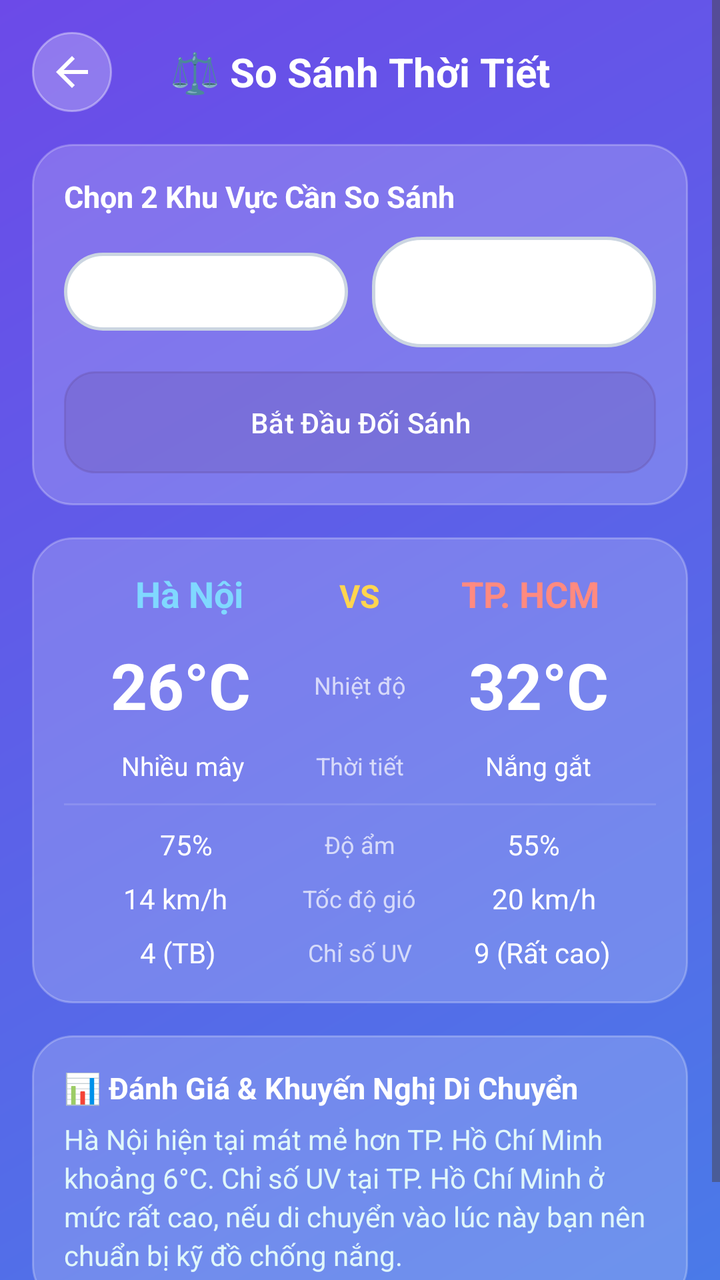
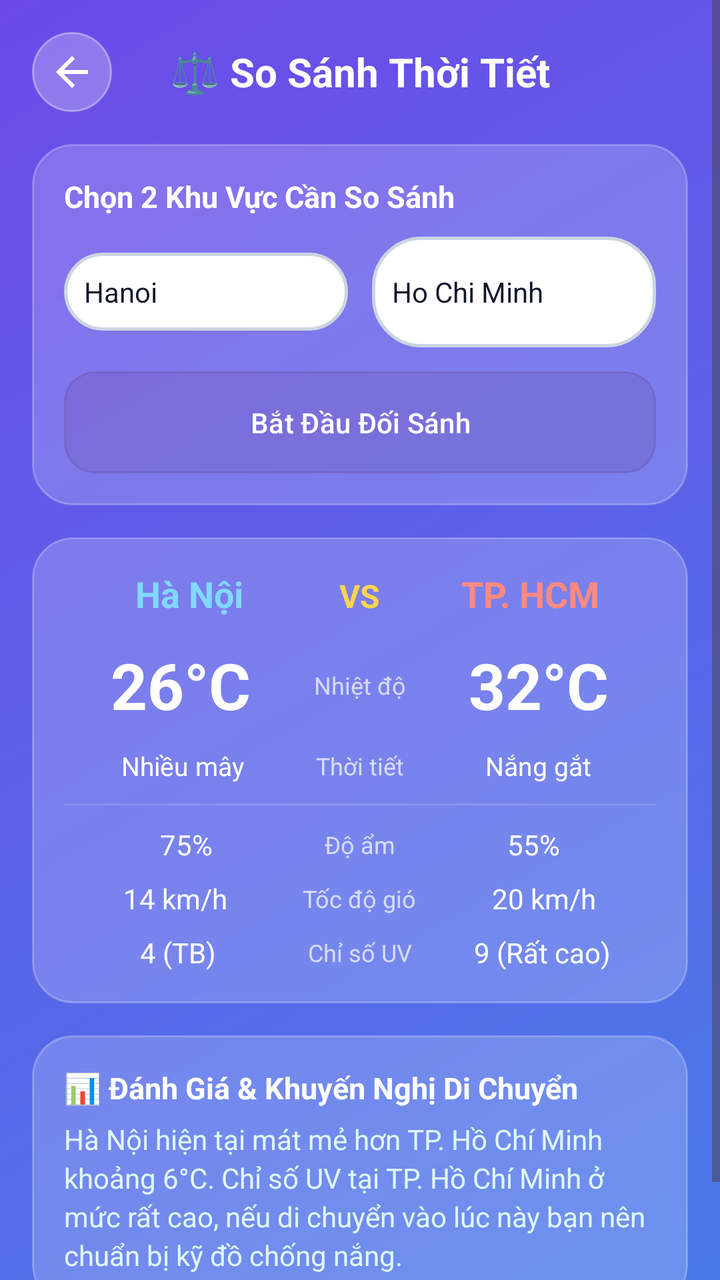

Screens rendered from an Android XML layout before and after an edit, with the pre-edit source and the edit as a unified diff.
<!-- AndroidManifest.xml: application theme Theme.DuBaoThoiTiet -->
<!-- res/layout/activity_weather_compare.xml -->
<?xml version="1.0" encoding="utf-8"?>
<ScrollView xmlns:android="http://schemas.android.com/apk/res/android"
    xmlns:app="http://schemas.android.com/apk/res-auto"
    android:layout_width="match_parent"
    android:layout_height="match_parent"
    android:background="@drawable/gradient_background"
    android:fillViewport="true"
    android:fitsSystemWindows="true">

    <LinearLayout
        android:layout_width="match_parent"
        android:layout_height="wrap_content"
        android:orientation="vertical"
        android:padding="16dp">

        
        <LinearLayout
            android:layout_width="match_parent"
            android:layout_height="wrap_content"
            android:orientation="horizontal"
            android:gravity="center_vertical"
            android:layout_marginBottom="16dp">

            <ImageButton
                android:id="@+id/btnBackCompare"
                android:layout_width="40dp"
                android:layout_height="40dp"
                android:src="@drawable/ic_back"
                android:background="@drawable/button_circle"
                android:contentDescription="Quay lại"
                app:tint="@android:color/white" />

            <TextView
                android:layout_width="0dp"
                android:layout_height="wrap_content"
                android:layout_weight="1"
                android:text="⚖️ So Sánh Thời Tiết"
                android:textColor="@android:color/white"
                android:textSize="20sp"
                android:textStyle="bold"
                android:gravity="center"
                android:layout_marginEnd="40dp"/>
        </LinearLayout>

        
        <LinearLayout
            android:layout_width="match_parent"
            android:layout_height="wrap_content"
            android:orientation="vertical"
            android:background="@drawable/card_background"
            android:padding="16dp"
            android:layout_marginBottom="16dp">

            <TextView
                android:layout_width="wrap_content"
                android:layout_height="wrap_content"
                android:text="Chọn 2 Khu Vực Cần So Sánh"
                android:textColor="@android:color/white"
                android:textSize="15sp"
                android:textStyle="bold"
                android:layout_marginBottom="10dp"/>

            <LinearLayout
                android:layout_width="match_parent"
                android:layout_height="wrap_content"
                android:orientation="horizontal">

                <EditText
                    android:id="@+id/etCity1"
                    android:layout_width="0dp"
                    android:layout_height="wrap_content"
                    android:layout_weight="1"
                    android:hint="Khu vực 1 (Hà Nội)"
                    android:textColorHint="#80FFFFFF"
                    android:textColor="@android:color/white"
                    android:background="@drawable/search_background"
                    android:padding="10dp"
                    android:textSize="14sp"
                    android:text="Hanoi"
                    android:layout_marginEnd="6dp"/>

                <EditText
                    android:id="@+id/etCity2"
                    android:layout_width="0dp"
                    android:layout_height="wrap_content"
                    android:layout_weight="1"
                    android:hint="Khu vực 2 (TP.HCM)"
                    android:textColorHint="#80FFFFFF"
                    android:textColor="@android:color/white"
                    android:background="@drawable/search_background"
                    android:padding="10dp"
                    android:textSize="14sp"
                    android:text="Ho Chi Minh"
                    android:layout_marginStart="6dp"/>
            </LinearLayout>

            <Button
                android:id="@+id/btnStartCompare"
                android:layout_width="match_parent"
                android:layout_height="wrap_content"
                android:text="Bắt Đầu Đối Sánh"
                android:textColor="@android:color/white"
                android:background="@drawable/button_normal"
                android:padding="12dp"
                android:layout_marginTop="12dp"/>
        </LinearLayout>

        
        <LinearLayout
            android:layout_width="match_parent"
            android:layout_height="wrap_content"
            android:orientation="vertical"
            android:background="@drawable/card_background"
            android:padding="16dp"
            android:layout_marginBottom="16dp">

            
            <LinearLayout
                android:layout_width="match_parent"
                android:layout_height="wrap_content"
                android:orientation="horizontal">

                <TextView
                    android:id="@+id/tvCompareCity1Name"
                    android:layout_width="0dp"
                    android:layout_height="wrap_content"
                    android:layout_weight="1"
                    android:text="Hà Nội"
                    android:textColor="#80D8FF"
                    android:textSize="18sp"
                    android:textStyle="bold"
                    android:gravity="center"/>

                <TextView
                    android:layout_width="wrap_content"
                    android:layout_height="wrap_content"
                    android:text="VS"
                    android:textColor="#FFD54F"
                    android:textSize="16sp"
                    android:textStyle="bold"
                    android:paddingHorizontal="12dp"/>

                <TextView
                    android:id="@+id/tvCompareCity2Name"
                    android:layout_width="0dp"
                    android:layout_height="wrap_content"
                    android:layout_weight="1"
                    android:text="TP. HCM"
                    android:textColor="#FF8A80"
                    android:textSize="18sp"
                    android:textStyle="bold"
                    android:gravity="center"/>
            </LinearLayout>

            
            <LinearLayout
                android:layout_width="match_parent"
                android:layout_height="wrap_content"
                android:orientation="horizontal"
                android:layout_marginTop="12dp"
                android:gravity="center_vertical">

                <TextView
                    android:id="@+id/tvCompareCity1Temp"
                    android:layout_width="0dp"
                    android:layout_height="wrap_content"
                    android:layout_weight="1"
                    android:text="26°C"
                    android:textColor="@android:color/white"
                    android:textSize="32sp"
                    android:textStyle="bold"
                    android:gravity="center"/>

                <TextView
                    android:layout_width="wrap_content"
                    android:layout_height="wrap_content"
                    android:text="Nhiệt độ"
                    android:textColor="#B3FFFFFF"
                    android:textSize="12sp"
                    android:paddingHorizontal="8dp"/>

                <TextView
                    android:id="@+id/tvCompareCity2Temp"
                    android:layout_width="0dp"
                    android:layout_height="wrap_content"
                    android:layout_weight="1"
                    android:text="32°C"
                    android:textColor="@android:color/white"
                    android:textSize="32sp"
                    android:textStyle="bold"
                    android:gravity="center"/>
            </LinearLayout>

            
            <LinearLayout
                android:layout_width="match_parent"
                android:layout_height="wrap_content"
                android:orientation="horizontal"
                android:layout_marginTop="10dp"
                android:gravity="center_vertical">

                <TextView
                    android:id="@+id/tvCompareCity1Condition"
                    android:layout_width="0dp"
                    android:layout_height="wrap_content"
                    android:layout_weight="1"
                    android:text="Nhiều mây"
                    android:textColor="@android:color/white"
                    android:textSize="13sp"
                    android:gravity="center"/>

                <TextView
                    android:layout_width="wrap_content"
                    android:layout_height="wrap_content"
                    android:text="Thời tiết"
                    android:textColor="#B3FFFFFF"
                    android:textSize="12sp"
                    android:paddingHorizontal="8dp"/>

                <TextView
                    android:id="@+id/tvCompareCity2Condition"
                    android:layout_width="0dp"
                    android:layout_height="wrap_content"
                    android:layout_weight="1"
                    android:text="Nắng gắt"
                    android:textColor="@android:color/white"
                    android:textSize="13sp"
                    android:gravity="center"/>
            </LinearLayout>

            <View
                android:layout_width="match_parent"
                android:layout_height="1dp"
                android:background="#20FFFFFF"
                android:layout_marginVertical="10dp"/>

            
            <LinearLayout
                android:layout_width="match_parent"
                android:layout_height="wrap_content"
                android:orientation="horizontal"
                android:gravity="center_vertical">

                <TextView
                    android:id="@+id/tvCompareCity1Humidity"
                    android:layout_width="0dp"
                    android:layout_height="wrap_content"
                    android:layout_weight="1"
                    android:text="75%"
                    android:textColor="@android:color/white"
                    android:textSize="14sp"
                    android:gravity="center"/>

                <TextView
                    android:layout_width="wrap_content"
                    android:layout_height="wrap_content"
                    android:text="Độ ẩm"
                    android:textColor="#B3FFFFFF"
                    android:textSize="12sp"
                    android:paddingHorizontal="8dp"/>

                <TextView
                    android:id="@+id/tvCompareCity2Humidity"
                    android:layout_width="0dp"
                    android:layout_height="wrap_content"
                    android:layout_weight="1"
                    android:text="55%"
                    android:textColor="@android:color/white"
                    android:textSize="14sp"
                    android:gravity="center"/>
            </LinearLayout>

            
            <LinearLayout
                android:layout_width="match_parent"
                android:layout_height="wrap_content"
                android:orientation="horizontal"
                android:layout_marginTop="8dp"
                android:gravity="center_vertical">

                <TextView
                    android:id="@+id/tvCompareCity1Wind"
                    android:layout_width="0dp"
                    android:layout_height="wrap_content"
                    android:layout_weight="1"
                    android:text="14 km/h"
                    android:textColor="@android:color/white"
                    android:textSize="14sp"
                    android:gravity="center"/>

                <TextView
                    android:layout_width="wrap_content"
                    android:layout_height="wrap_content"
                    android:text="Tốc độ gió"
                    android:textColor="#B3FFFFFF"
                    android:textSize="12sp"
                    android:paddingHorizontal="8dp"/>

                <TextView
                    android:id="@+id/tvCompareCity2Wind"
                    android:layout_width="0dp"
                    android:layout_height="wrap_content"
                    android:layout_weight="1"
                    android:text="20 km/h"
                    android:textColor="@android:color/white"
                    android:textSize="14sp"
                    android:gravity="center"/>
            </LinearLayout>

            
            <LinearLayout
                android:layout_width="match_parent"
                android:layout_height="wrap_content"
                android:orientation="horizontal"
                android:layout_marginTop="8dp"
                android:gravity="center_vertical">

                <TextView
                    android:id="@+id/tvCompareCity1UV"
                    android:layout_width="0dp"
                    android:layout_height="wrap_content"
                    android:layout_weight="1"
                    android:text="4 (TB)"
                    android:textColor="@android:color/white"
                    android:textSize="14sp"
                    android:gravity="center"/>

                <TextView
                    android:layout_width="wrap_content"
                    android:layout_height="wrap_content"
                    android:text="Chỉ số UV"
                    android:textColor="#B3FFFFFF"
                    android:textSize="12sp"
                    android:paddingHorizontal="8dp"/>

                <TextView
                    android:id="@+id/tvCompareCity2UV"
                    android:layout_width="0dp"
                    android:layout_height="wrap_content"
                    android:layout_weight="1"
                    android:text="9 (Rất cao)"
                    android:textColor="@android:color/white"
                    android:textSize="14sp"
                    android:gravity="center"/>
            </LinearLayout>

        </LinearLayout>

        
        <LinearLayout
            android:layout_width="match_parent"
            android:layout_height="wrap_content"
            android:orientation="vertical"
            android:background="@drawable/card_background"
            android:padding="16dp"
            android:layout_marginBottom="24dp">

            <TextView
                android:layout_width="wrap_content"
                android:layout_height="wrap_content"
                android:text="📊 Đánh Giá &amp; Khuyến Nghị Di Chuyển"
                android:textColor="@android:color/white"
                android:textSize="15sp"
                android:textStyle="bold"
                android:layout_marginBottom="6dp"/>

            <TextView
                android:id="@+id/tvCompareConclusion"
                android:layout_width="match_parent"
                android:layout_height="wrap_content"
                android:text="Hà Nội hiện tại mát mẻ hơn TP. Hồ Chí Minh khoảng 6°C. Chỉ số UV tại TP. Hồ Chí Minh ở mức rất cao, nếu di chuyển vào lúc này bạn nên chuẩn bị kỹ đồ chống nắng."
                android:textColor="#E0F7FA"
                android:textSize="14sp"
                android:lineSpacingExtra="3dp"/>
        </LinearLayout>

    </LinearLayout>
</ScrollView>
<!-- resources referenced by this layout -->
<resources>
  <!-- drawable button_circle (drawable) -->
  <?xml version="1.0" encoding="utf-8"?>
  <shape xmlns:android="http://schemas.android.com/apk/res/android"
      android:shape="oval">
      <solid android:color="#40FFFFFF"/>
      <stroke
          android:width="1dp"
          android:color="#60FFFFFF"/>
  </shape>
  <!-- drawable button_normal (drawable) -->
  <?xml version="1.0" encoding="utf-8"?>
  <shape xmlns:android="http://schemas.android.com/apk/res/android"
      android:shape="rectangle">
      <solid android:color="#40FFFFFF"/>
      <corners android:radius="15dp"/>
      <stroke
          android:width="1dp"
          android:color="#60FFFFFF"/>
  </shape>
  <!-- drawable card_background (drawable) -->
  <?xml version="1.0" encoding="utf-8"?>
  <shape xmlns:android="http://schemas.android.com/apk/res/android"
      android:shape="rectangle">
      <solid android:color="#30FFFFFF"/>
      <corners android:radius="20dp"/>
      <stroke
          android:width="1dp"
          android:color="#40FFFFFF"/>
  </shape>
  <!-- drawable gradient_background (drawable) -->
  <?xml version="1.0" encoding="utf-8"?>
  <shape xmlns:android="http://schemas.android.com/apk/res/android">
      <gradient
          android:angle="135"
          android:startColor="@color/gradientStart"
          android:endColor="@color/gradientEnd"
          android:type="linear"/>
  </shape>
  <!-- drawable ic_back (drawable) -->
  <?xml version="1.0" encoding="utf-8"?>
  <vector xmlns:android="http://schemas.android.com/apk/res/android"
      android:width="24dp"
      android:height="24dp"
      android:viewportWidth="24"
      android:viewportHeight="24">
      <path
          android:fillColor="@android:color/white"
          android:pathData="M20,11H7.83l5.59,-5.59L12,4l-8,8 8,8 1.41,-1.41L7.83,13H20v-2z"/>
  </vector>
  <!-- drawable search_background (drawable) -->
  <?xml version="1.0" encoding="utf-8"?>
  <shape xmlns:android="http://schemas.android.com/apk/res/android"
      android:shape="rectangle">
      <solid android:color="@color/searchBoxBg"/>
      <corners android:radius="24dp"/>
      <stroke
          android:width="1.5dp"
          android:color="@color/searchBoxBorder"/>
  </shape>
  <style name="Theme.DuBaoThoiTiet" parent="Base.Theme.DuBaoThoiTiet" />
  <color name="gradientStart">#4A7AE8</color>
  <color name="gradientEnd">#6C4AE8</color>
  <color name="searchBoxBg">#FFFFFF</color>
  <color name="searchBoxBorder">#CBD5E1</color>
  <style name="Base.Theme.DuBaoThoiTiet" parent="Theme.Material3.DayNight.NoActionBar">
          <item name="android:fitsSystemWindows">true</item>
      </style>
</resources>

<!-- the commit's change to res/layout/activity_weather_compare.xml (unified diff, before → after) -->
@@ -71,8 +71,8 @@
                     android:layout_height="wrap_content"
                     android:layout_weight="1"
                     android:hint="Khu vực 1 (Hà Nội)"
-                    android:textColorHint="#80FFFFFF"
-                    android:textColor="@android:color/white"
+                    android:textColorHint="@color/searchBoxHint"
+                    android:textColor="@color/searchBoxText"
                     android:background="@drawable/search_background"
                     android:padding="10dp"
                     android:textSize="14sp"
@@ -85,8 +85,8 @@
                     android:layout_height="wrap_content"
                     android:layout_weight="1"
                     android:hint="Khu vực 2 (TP.HCM)"
-                    android:textColorHint="#80FFFFFF"
-                    android:textColor="@android:color/white"
+                    android:textColorHint="@color/searchBoxHint"
+                    android:textColor="@color/searchBoxText"
                     android:background="@drawable/search_background"
                     android:padding="10dp"
                     android:textSize="14sp"
<!-- resource entries referenced after the edit -->
@@ -1,5 +1,7 @@
 <!-- resources referenced by this layout -->
 <resources>
+  <color name="searchBoxHint">#64748B</color>
+  <color name="searchBoxText">#0F172A</color>
   <!-- drawable button_circle (drawable) -->
   <?xml version="1.0" encoding="utf-8"?>
   <shape xmlns:android="http://schemas.android.com/apk/res/android"
